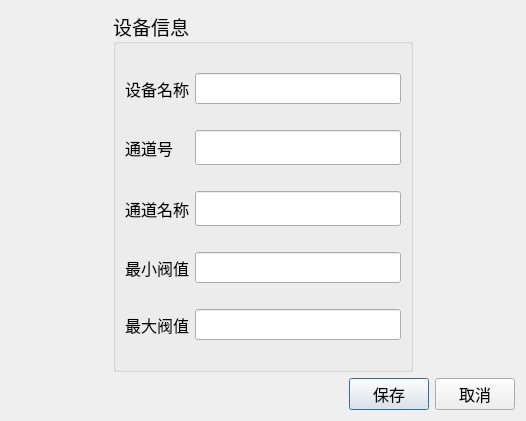
Qt form dialogchanconfig.ui (byteman/bullet) before a commit.
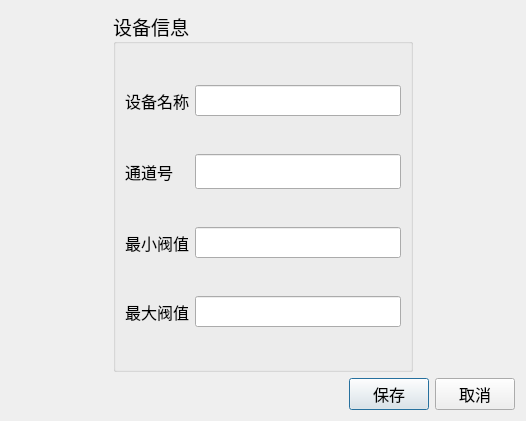
The same form after that commit.

Patch:
```diff
--- a/dialogchanconfig.ui
+++ b/dialogchanconfig.ui
@@ -53,8 +53,14 @@
         <string>设备信息</string>
        </property>
        <layout class="QGridLayout" name="gridLayout">
-        <item row="7" column="0">
-         <widget class="QLabel" name="label_3">
+        <item row="6" column="1">
+         <widget class="QLineEdit" name="edtMaxValue">
+          <property name="minimumSize">
+           <size>
+            <width>0</width>
+            <height>30</height>
+           </size>
+          </property>
           <property name="font">
            <font>
             <family>微软雅黑</family>
@@ -62,7 +68,7 @@
            </font>
           </property>
           <property name="text">
-           <string>最大阀值</string>
+           <string/>
           </property>
          </widget>
         </item>
@@ -85,26 +91,7 @@
           </property>
          </widget>
         </item>
-        <item row="7" column="1">
-         <widget class="QLineEdit" name="edtMaxValue">
-          <property name="minimumSize">
-           <size>
-            <width>0</width>
-            <height>30</height>
-           </size>
-          </property>
-          <property name="font">
-           <font>
-            <family>微软雅黑</family>
-            <pointsize>12</pointsize>
-           </font>
-          </property>
-          <property name="text">
-           <string/>
-          </property>
-         </widget>
-        </item>
-        <item row="4" column="1">
+        <item row="3" column="1">
          <widget class="QLineEdit" name="edtMinValue">
           <property name="minimumSize">
            <size>
@@ -123,8 +110,8 @@
           </property>
          </widget>
         </item>
-        <item row="1" column="0">
-         <widget class="QLabel" name="label_2">
+        <item row="6" column="0">
+         <widget class="QLabel" name="label_3">
           <property name="font">
            <font>
             <family>微软雅黑</family>
@@ -132,20 +119,7 @@
            </font>
           </property>
           <property name="text">
-           <string>设备名称</string>
-          </property>
-         </widget>
-        </item>
-        <item row="4" column="0">
-         <widget class="QLabel" name="label_4">
-          <property name="font">
-           <font>
-            <family>微软雅黑</family>
-            <pointsize>12</pointsize>
-           </font>
-          </property>
-          <property name="text">
-           <string>最小阀值</string>
+           <string>最大阀值</string>
           </property>
          </widget>
         </item>
@@ -168,6 +142,19 @@
           </property>
          </widget>
         </item>
+        <item row="3" column="0">
+         <widget class="QLabel" name="label_4">
+          <property name="font">
+           <font>
+            <family>微软雅黑</family>
+            <pointsize>12</pointsize>
+           </font>
+          </property>
+          <property name="text">
+           <string>最小阀值</string>
+          </property>
+         </widget>
+        </item>
         <item row="2" column="0">
          <widget class="QLabel" name="label">
           <property name="font">
@@ -181,25 +168,15 @@
           </property>
          </widget>
         </item>
-        <item row="3" column="0">
-         <widget class="QLabel" name="label_5">
+        <item row="1" column="0">
+         <widget class="QLabel" name="label_2">
           <property name="font">
            <font>
             <pointsize>12</pointsize>
            </font>
           </property>
           <property name="text">
-           <string>通道名称</string>
-          </property>
-         </widget>
-        </item>
-        <item row="3" column="1">
-         <widget class="QLineEdit" name="edtChanName">
-          <property name="font">
-           <font>
-            <weight>50</weight>
-            <bold>false</bold>
-           </font>
+           <string>设备名称</string>
           </property>
          </widget>
         </item>
```
Left out of the diff: 1 changed line with no effect on the pictures.
